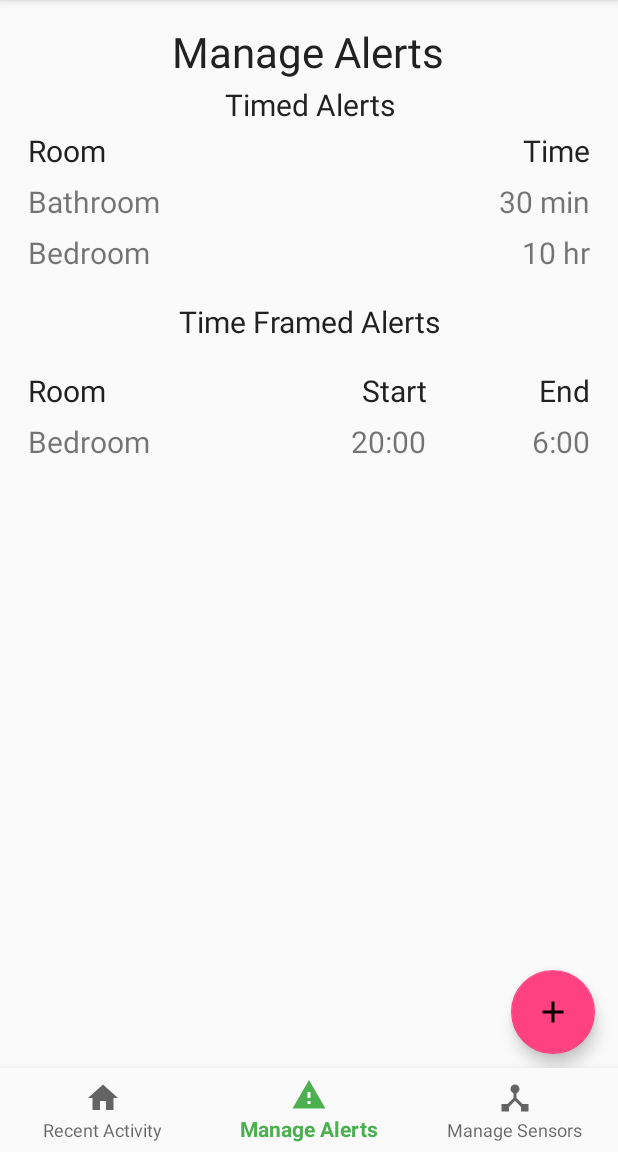
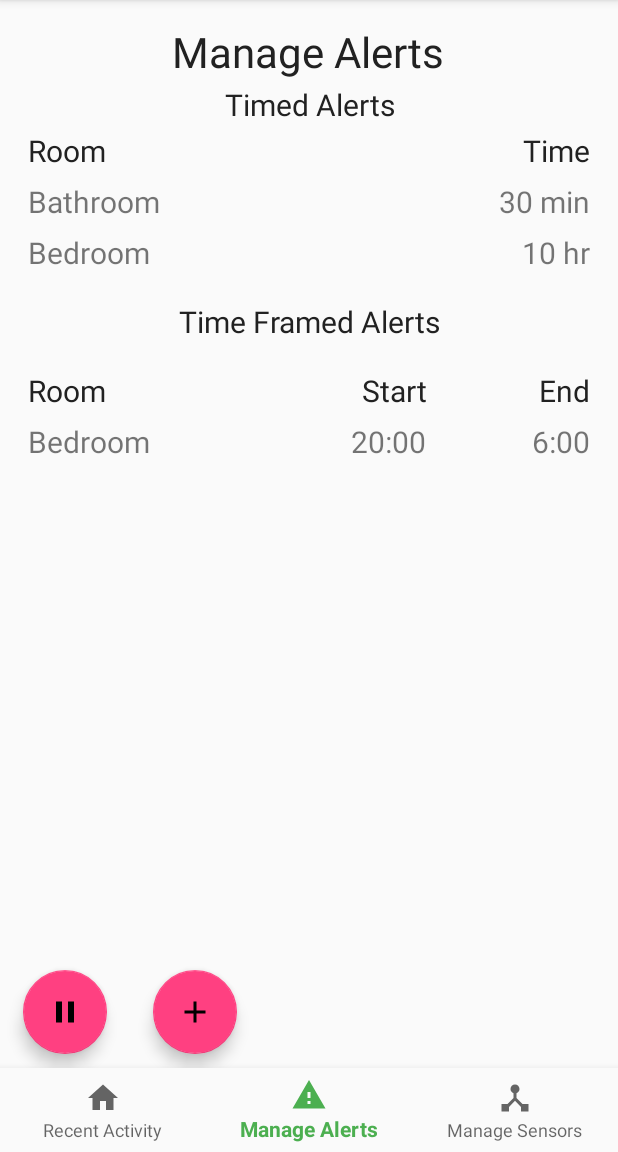
Before and after one commit to philippelorange/CareSense, an Android app: the screen it shows after launch (MainActivity), item 2 of the bottom bar chosen, on a phone screen of 412 x 824 dp, the part 84-1236 px from its top. Run offline under Robolectric (Android 15) with nearby library versions, the light colour scheme and no system bars; our stand-ins replace Firebase (no records; nobody signed in at launch, a user with empty details on screens opened directly).

Commit message:
fixed comments

```diff
--- /dev/null
+++ b/app/src/main/res/drawable/ic_pause_black_24dp.xml
@@ -0,0 +1,9 @@
+<vector xmlns:android="http://schemas.android.com/apk/res/android"
+        android:width="24dp"
+        android:height="24dp"
+        android:viewportWidth="24.0"
+        android:viewportHeight="24.0">
+    <path
+        android:fillColor="#FF000000"
+        android:pathData="M6,19h4L10,5L6,5v14zM14,5v14h4L18,5h-4z"/>
+</vector>
--- a/app/src/main/res/layout/fragment_alerts.xml
+++ b/app/src/main/res/layout/fragment_alerts.xml
@@ -139,17 +139,27 @@
             </TableRow>
         </TableLayout>
     </LinearLayout>
-    <FrameLayout
-        android:layout_width="match_parent"
-        android:layout_height="match_parent"
-        android:layout_marginBottom="50dp">
+
+        <LinearLayout
+            android:layout_width="match_parent"
+            android:layout_height="match_parent"
+            android:orientation="horizontal"
+            android:layout_gravity="end|bottom"
+            android:layout_marginBottom="50dp">
+        <android.support.design.widget.FloatingActionButton
+            android:layout_width="match_parent"
+            android:layout_height="wrap_content"
+            android:src="@drawable/ic_pause_black_24dp"
+            android:layout_gravity="end|bottom"
+            android:layout_margin="15dp"
+            android:layout_marginEnd="30dp"/>
     <android.support.design.widget.FloatingActionButton
         android:layout_width="match_parent"
         android:layout_height="wrap_content"
         android:src="@drawable/ic_add_black_24dp"
         android:layout_gravity="end|bottom"
         android:layout_margin="15dp" />
-    </FrameLayout>
+        </LinearLayout>
 
 
 </RelativeLayout>
```
